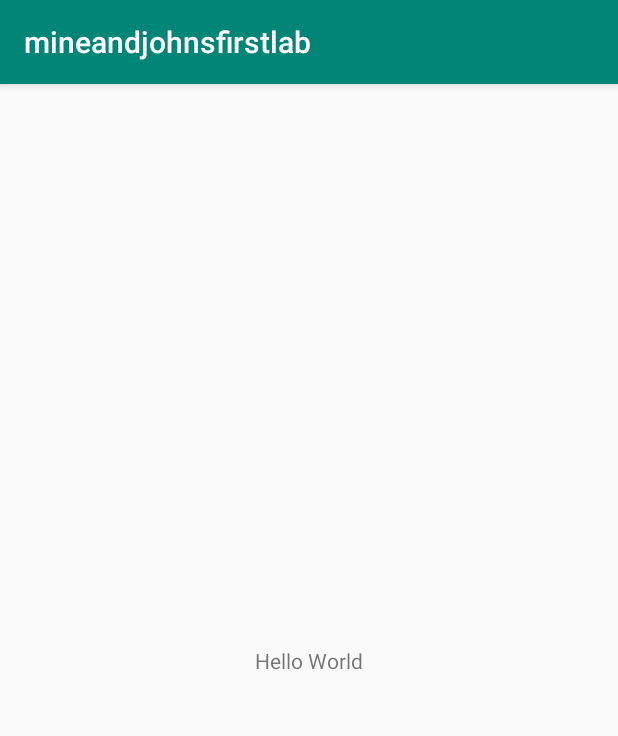
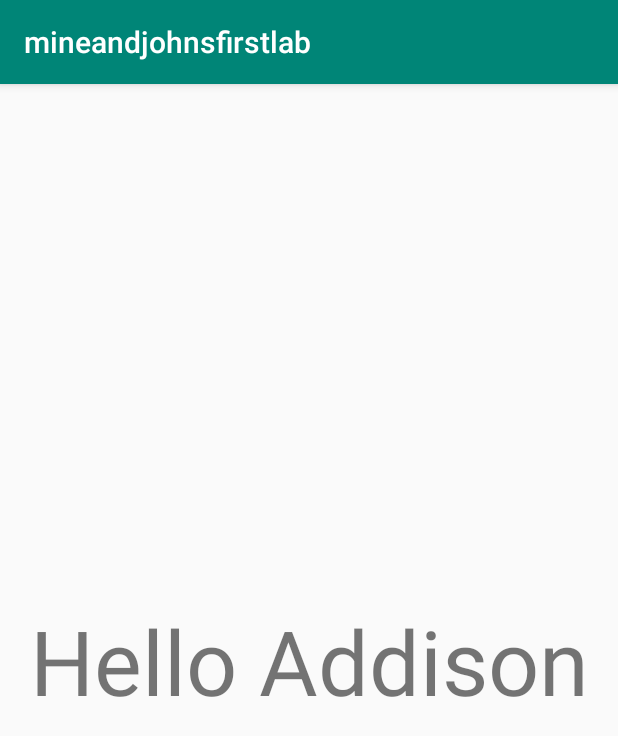
Before and after one commit to araaks/lab1, an Android app: the screen it shows after launch (MainActivity), on a phone screen of 412 x 824 dp. Shown: the top 736 px of the screen. Run offline under Robolectric (Android 15) with nearby library versions, the phone set to English and light mode, and no system bars.

Commit message:
Second Commit

```diff
--- a/app/src/main/res/layout/activity_main.xml
+++ b/app/src/main/res/layout/activity_main.xml
@@ -9,7 +9,8 @@
     <TextView
         android:layout_width="wrap_content"
         android:layout_height="wrap_content"
-        android:text="Hello World"
+        android:text="Hello Addison"
+        android:textSize="60dp"
         app:layout_constraintBottom_toBottomOf="parent"
         app:layout_constraintLeft_toLeftOf="parent"
         app:layout_constraintRight_toRightOf="parent"
```
